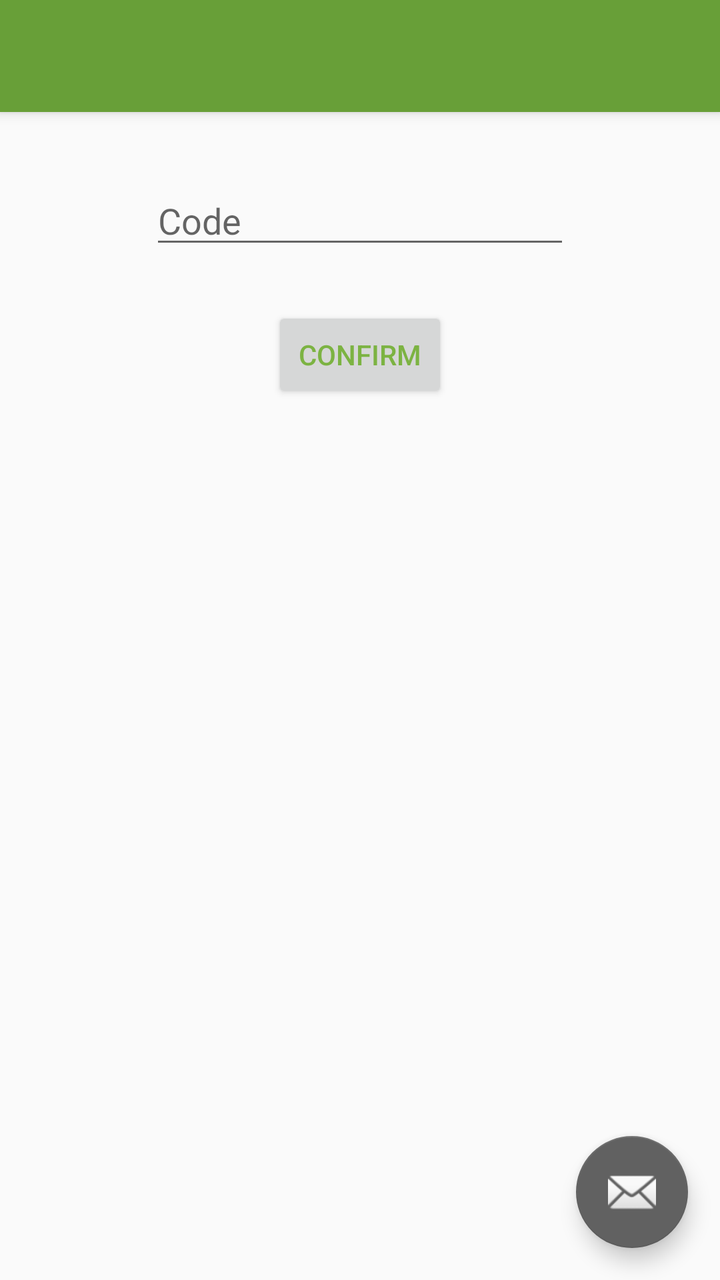
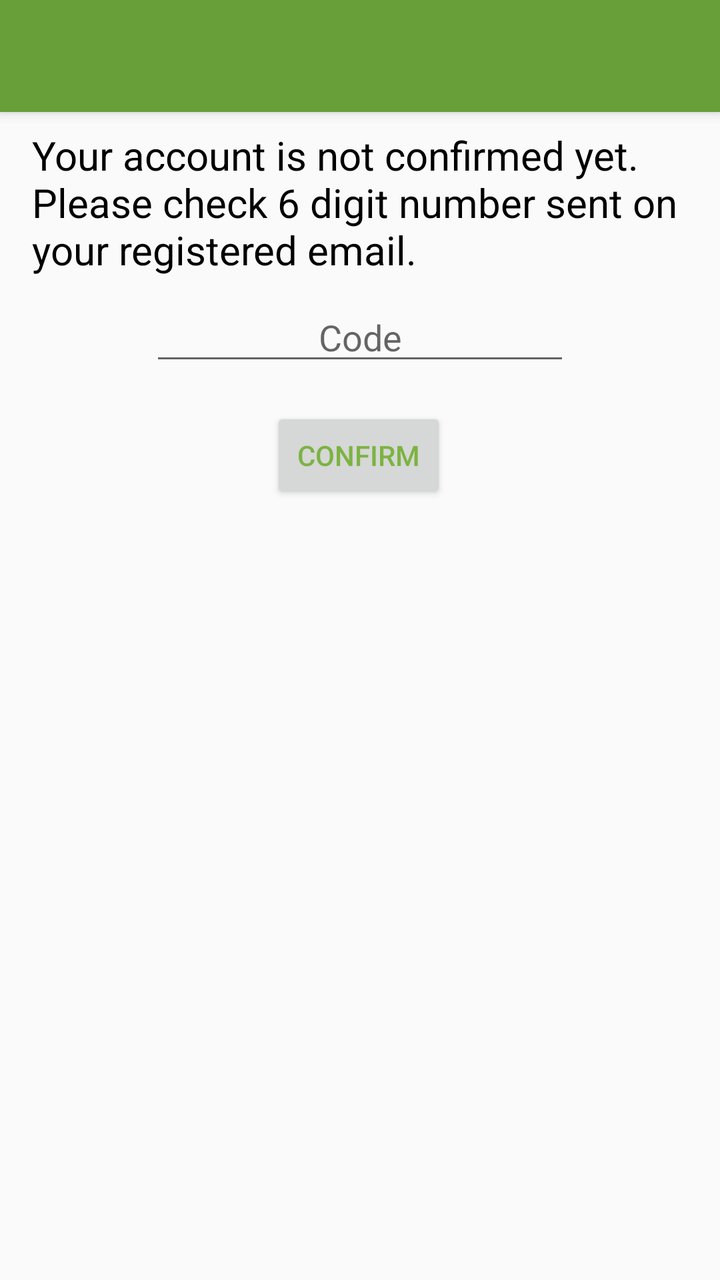

Two renders of the same Android screen: before a commit and after it. Below are the layout's source before the change and the commit's diff.
<!-- AndroidManifest.xml: activity theme AppTheme.NoActionBar -->
<!-- res/layout/activity_confirmation.xml -->
<?xml version="1.0" encoding="utf-8"?>
<android.support.design.widget.CoordinatorLayout xmlns:android="http://schemas.android.com/apk/res/android"
    xmlns:app="http://schemas.android.com/apk/res-auto"
    xmlns:tools="http://schemas.android.com/tools"
    android:layout_width="match_parent"
    android:layout_height="match_parent"
    tools:context=".auth.ConfirmationActivity">

    <android.support.design.widget.AppBarLayout
        android:layout_width="match_parent"
        android:layout_height="wrap_content"
        android:theme="@style/AppTheme.AppBarOverlay">

        <android.support.v7.widget.Toolbar
            android:id="@+id/toolbar"
            android:layout_width="match_parent"
            android:layout_height="?attr/actionBarSize"
            android:background="?attr/colorPrimary"
            app:popupTheme="@style/AppTheme.PopupOverlay" />

    </android.support.design.widget.AppBarLayout>

    <include layout="@layout/content_confirmation" />

    <android.support.design.widget.FloatingActionButton
        android:id="@+id/fab"
        android:layout_width="wrap_content"
        android:layout_height="wrap_content"
        android:layout_gravity="bottom|end"
        android:layout_margin="@dimen/fab_margin"
        app:srcCompat="@android:drawable/ic_dialog_email" />

</android.support.design.widget.CoordinatorLayout>
<!-- res/layout/content_confirmation.xml (included above) -->
<?xml version="1.0" encoding="utf-8"?>
<android.support.constraint.ConstraintLayout xmlns:android="http://schemas.android.com/apk/res/android"
    xmlns:app="http://schemas.android.com/apk/res-auto"
    xmlns:tools="http://schemas.android.com/tools"
    android:layout_width="match_parent"
    android:layout_height="match_parent"
    app:layout_behavior="@string/appbar_scrolling_view_behavior"
    tools:context=".auth.ConfirmationActivity"
    tools:showIn="@layout/activity_confirmation">

    <EditText
        android:id="@+id/txt_code_confirm"
        android:layout_width="wrap_content"
        android:layout_height="wrap_content"
        android:layout_marginStart="8dp"
        android:layout_marginTop="32dp"
        android:layout_marginEnd="8dp"
        android:ems="10"
        android:hint="Code"
        android:inputType="number"
        app:layout_constraintEnd_toEndOf="parent"
        app:layout_constraintStart_toStartOf="parent"
        app:layout_constraintTop_toTopOf="parent" />


    <EditText
        android:id="@+id/txt_email_confirm"
        android:layout_width="wrap_content"
        android:layout_height="wrap_content"
        android:layout_marginStart="8dp"
        android:layout_marginTop="8dp"
        android:layout_marginEnd="8dp"
        android:ems="10"
        android:hint="Email Address"
        android:inputType="textEmailAddress"
        app:layout_constraintEnd_toEndOf="parent"
        app:layout_constraintStart_toStartOf="parent"
        app:layout_constraintTop_toBottomOf="@+id/txt_code_confirm"
        android:visibility="gone"
        />

    <Button
        android:id="@+id/btn_confirm"
        android:layout_width="wrap_content"
        android:layout_height="wrap_content"
        android:layout_marginStart="8dp"
        android:layout_marginTop="24dp"
        android:layout_marginEnd="8dp"
        android:textColor="@color/colorPrimaryDark"
        android:text="Confirm"
        app:layout_constraintEnd_toEndOf="parent"
        app:layout_constraintStart_toStartOf="parent"
        app:layout_constraintTop_toBottomOf="@+id/txt_email_confirm" />
</android.support.constraint.ConstraintLayout>
<!-- resources referenced by this layout -->
<resources>
  <color name="colorPrimaryDark">#7CB342</color>
  <dimen name="fab_margin">16dp</dimen>
  <style name="AppTheme.AppBarOverlay" parent="ThemeOverlay.AppCompat.Dark.ActionBar" />
  <style name="AppTheme.PopupOverlay" parent="ThemeOverlay.AppCompat.Light" />
  <style name="AppTheme.NoActionBar">
          <item name="windowActionBar">false</item>
          <item name="windowNoTitle">true</item>
      </style>
</resources>

<!-- the commit's change to res/layout/activity_confirmation.xml (unified diff, before → after) -->
@@ -22,13 +22,6 @@
 
     <include layout="@layout/content_confirmation" />
 
-    <android.support.design.widget.FloatingActionButton
-        android:id="@+id/fab"
-        android:layout_width="wrap_content"
-        android:layout_height="wrap_content"
-        android:layout_gravity="bottom|end"
-        android:layout_margin="@dimen/fab_margin"
-        app:srcCompat="@android:drawable/ic_dialog_email" />
 
 </android.support.design.widget.CoordinatorLayout>
 <!-- res/layout/content_confirmation.xml (included above) -->
@@ -42,19 +35,35 @@
     tools:context=".auth.ConfirmationActivity"
     tools:showIn="@layout/activity_confirmation">
 
+    <TextView
+        android:id="@+id/textView"
+        android:layout_width="0dp"
+        android:layout_height="wrap_content"
+        android:layout_marginStart="16dp"
+        android:layout_marginTop="8dp"
+
+        android:layout_marginEnd="16dp"
+        android:text="Your account is not confirmed yet. Please check 6 digit number sent on your registered email."
+        android:textColor="#000"
+        android:textSize="20sp"
+        app:layout_constraintEnd_toEndOf="parent"
+        app:layout_constraintStart_toStartOf="parent"
+        app:layout_constraintTop_toTopOf="parent" />
+
     <EditText
         android:id="@+id/txt_code_confirm"
         android:layout_width="wrap_content"
         android:layout_height="wrap_content"
         android:layout_marginStart="8dp"
-        android:layout_marginTop="32dp"
+        android:layout_marginTop="8dp"
         android:layout_marginEnd="8dp"
         android:ems="10"
         android:hint="Code"
         android:inputType="number"
+        android:textAlignment="center"
         app:layout_constraintEnd_toEndOf="parent"
         app:layout_constraintStart_toStartOf="parent"
-        app:layout_constraintTop_toTopOf="parent" />
+        app:layout_constraintTop_toBottomOf="@+id/textView" />
 
 
     <EditText
@@ -78,11 +87,12 @@
         android:layout_width="wrap_content"
         android:layout_height="wrap_content"
         android:layout_marginStart="8dp"
-        android:layout_marginTop="24dp"
+        android:layout_marginTop="16dp"
         android:layout_marginEnd="8dp"
+        android:text="Confirm"
         android:textColor="@color/colorPrimaryDark"
-        android:text="Confirm"
         app:layout_constraintEnd_toEndOf="parent"
+        app:layout_constraintHorizontal_bias="0.498"
         app:layout_constraintStart_toStartOf="parent"
         app:layout_constraintTop_toBottomOf="@+id/txt_email_confirm" />
 </android.support.constraint.ConstraintLayout>
<!-- resource entries referenced after the edit -->
@@ -1,7 +1,6 @@
 <!-- resources referenced by this layout -->
 <resources>
   <color name="colorPrimaryDark">#7CB342</color>
-  <dimen name="fab_margin">16dp</dimen>
   <style name="AppTheme.AppBarOverlay" parent="ThemeOverlay.AppCompat.Dark.ActionBar" />
   <style name="AppTheme.PopupOverlay" parent="ThemeOverlay.AppCompat.Light" />
   <style name="AppTheme.NoActionBar">
